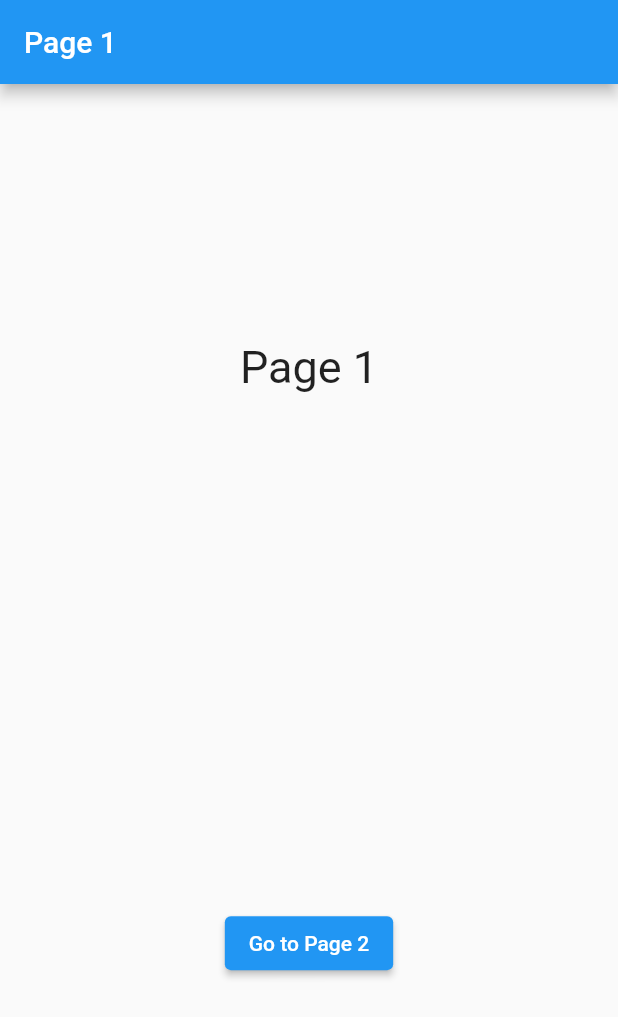
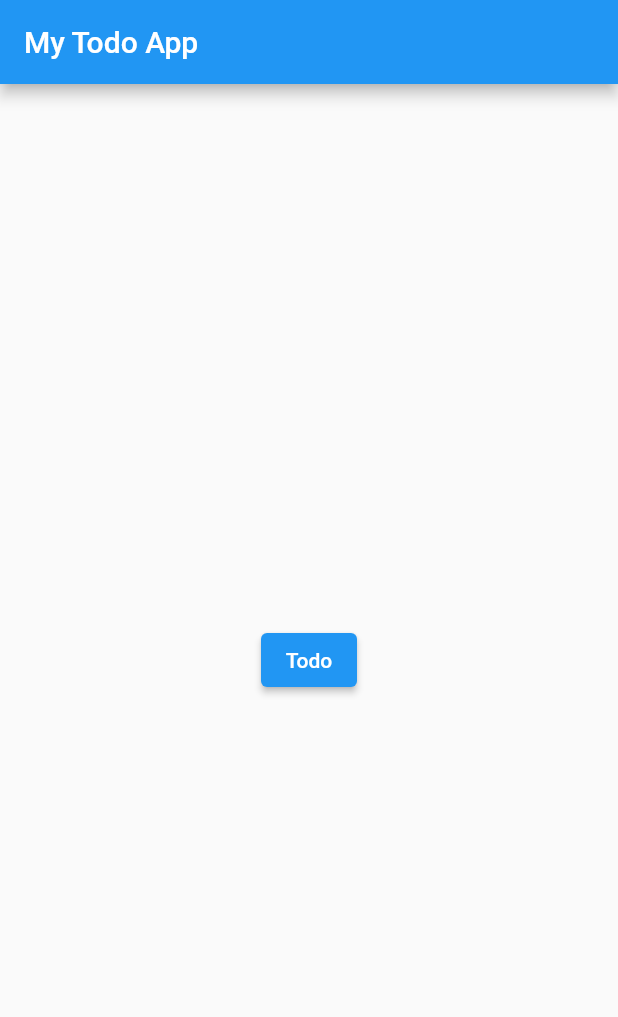
Before and after one commit to K-Sato1995/flutter_play_ground, a Flutter app: the screen it shows after launch, on a phone screen of 412 x 824 dp. Shown: the top 1017 px of the screen. Run offline on Flutter 3.47's test engine with Material 2 defaults, Android fonts, the phone set to English and light mode, and no system bars.

Commit message:
Add named routes

```diff
--- a/lib/Todo.dart
+++ b/lib/Todo.dart
@@ -15,7 +15,9 @@ class _TodoState extends State<Todo> {
 
   @override
   Widget build(BuildContext context) {
-    return Column(children: [
+    return Scaffold(
+      appBar: AppBar(title: const Text("Todo")),
+      body: Column(children: [
         Column(
           children: [
             TextFormField(
@@ -35,7 +37,8 @@ class _TodoState extends State<Todo> {
             child: Column(children: [
           ...todoList.map((item) => todoItem(item, removeItem)).toList()
         ]))
-    ]);
+      ]),
+    );
   }
 
   removeItem(todo) {
--- a/lib/main.dart
+++ b/lib/main.dart
@@ -2,62 +2,37 @@ import 'package:flutter/material.dart';
 import 'package:todo_app/Todo.dart';
 
 void main() {
-  runApp(const MyApp());
+  runApp(const Main());
 }
 
 // Row: Vertical Layout
 // Column: Horizontal Layout
 // Container: Separate widgets using padding, or to add borders or margins
-class MyApp extends StatelessWidget {
-  const MyApp({super.key});
+class Main extends StatelessWidget {
+  const Main({super.key});
 
   @override
   Widget build(BuildContext context) {
     return MaterialApp(
-      title: 'Flutter Demo',
-      theme: ThemeData(
-        primarySwatch: Colors.blue,
-      ),
-      home: const Page1(),
-    );
+        title: 'Flutter Demo',
+        theme: ThemeData(
+          primarySwatch: Colors.blue,
+        ),
+        home: const HomePage(),
+        routes: {'/todo': (_) => const Todo()});
   }
 }
 
-class Page1 extends StatelessWidget {
-  const Page1({super.key});
+class HomePage extends StatelessWidget {
+  const HomePage({super.key});
 
   @override
   Widget build(BuildContext context) {
     return Scaffold(
-        appBar: AppBar(title: Text("Page 1")),
+        appBar: AppBar(title: const Text("My Todo App")),
         body: Center(
-            child: Column(
-          mainAxisAlignment: MainAxisAlignment.spaceAround,
-          children: [
-            Text('Page 1', style: TextStyle(fontSize: 30)),
-            ElevatedButton(
-                onPressed: () => {
-                      Navigator.of(context).push(
-                        MaterialPageRoute(builder: (context) => Page2()),
-                      )
-                    },
-                child: Text('Go to Page 2'))
-          ],
-        )));
+            child: ElevatedButton(
+                onPressed: () => {Navigator.of(context).pushNamed('/todo')},
+                child: const Text("Todo"))));
   }
 }
-
-class Page2 extends StatelessWidget {
-  const Page2({super.key});
-
-  @override
-  Widget build(BuildContext context) {
-    return Scaffold(
-        appBar: AppBar(
-          title: Text("Page 2"),
-        ),
-        body: Center(
-          child: Text('Secod page'),
-        ));
-  }
-}
```
Lines whose indentation alone changed are shown as unchanged.
